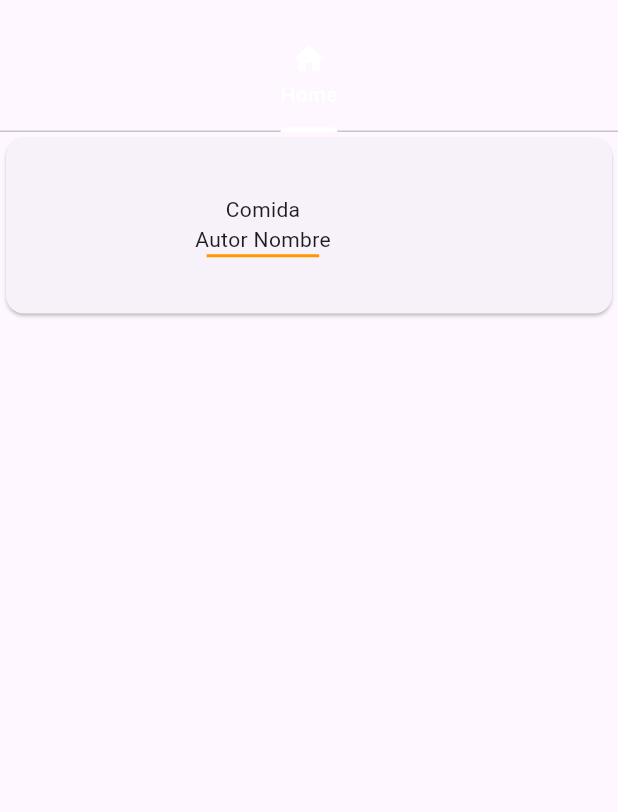
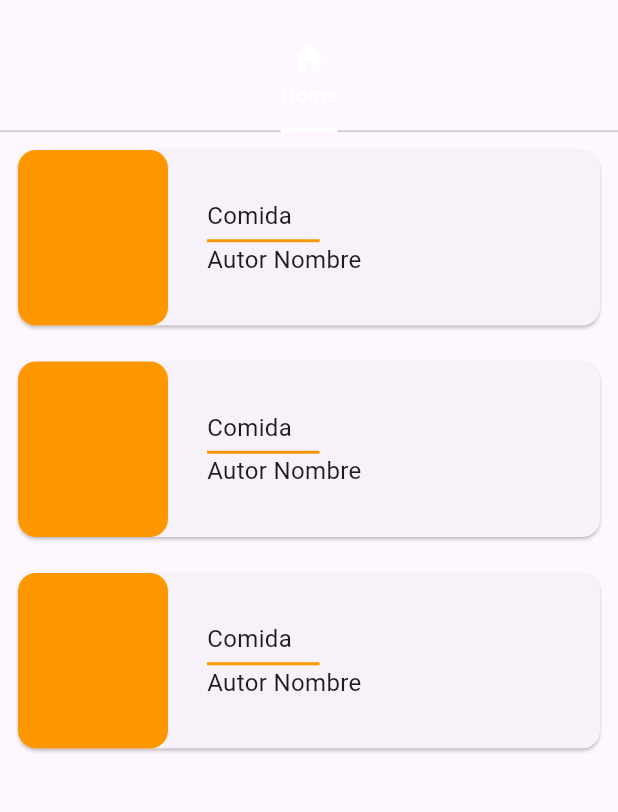
Before and after one commit to gsantiago735/platzi_flutter_course_2024, a Flutter app: the screen it shows after launch, on a phone screen of 412 x 824 dp, the part 63-875 px from its top. Run offline on Flutter 3.47's test engine with Material 3 defaults, Android fonts, the phone set to English and light mode, and no system bars; Roboto replaces fonts that are missing (Quicksand).

Commit message:
Chapter 8

```diff
--- a/lib/screens/home_screen.dart
+++ b/lib/screens/home_screen.dart
@@ -6,7 +6,21 @@ class HomeScreen extends StatelessWidget {
   @override
   Widget build(BuildContext context) {
     return Scaffold(
-      body: Container(
+      body: Column(
+        mainAxisSize: MainAxisSize.min,
+        children: [
+          _ReciperCard(context),
+          _ReciperCard(context),
+          _ReciperCard(context),
+        ],
+      ),
+    );
+  }
+
+  Widget _ReciperCard(BuildContext context) {
+    return Padding(
+      padding: const EdgeInsets.all(8.0),
+      child: Container(
         height: 125,
         width: MediaQuery.of(context).size.width,
         child: Card(
@@ -16,21 +30,34 @@ class HomeScreen extends StatelessWidget {
               Container(
                 height: 125,
                 width: 100,
-                child: ClipRRect(
-                  borderRadius: const BorderRadius.all(Radius.circular(10)),
-                  child: Container(),
+                decoration: const BoxDecoration(
+                  borderRadius: BorderRadius.all(Radius.circular(12)),
+                  color: Colors.orange,
                 ),
+                //child: ClipRRect(
+                //  borderRadius: const BorderRadius.all(Radius.circular(10)),
+                //  child: Container(),
+                //),
               ),
               const SizedBox(width: 26),
               Column(
                 mainAxisSize: MainAxisSize.min,
+                mainAxisAlignment: MainAxisAlignment.center,
+                crossAxisAlignment: CrossAxisAlignment.start,
                 children: [
-                  const Text("Comida"),
-                  const Text("Autor Nombre"),
+                  const Text(
+                    "Comida",
+                    style: TextStyle(fontSize: 16, fontFamily: "Quicksand"),
+                  ),
+                  const SizedBox(height: 4),
                   Container(
                     height: 2,
                     width: 75,
                     color: Colors.orange,
+                  ),
+                  const Text(
+                    "Autor Nombre",
+                    style: TextStyle(fontSize: 16, fontFamily: "Quicksand"),
                   ),
                 ],
               )
```
